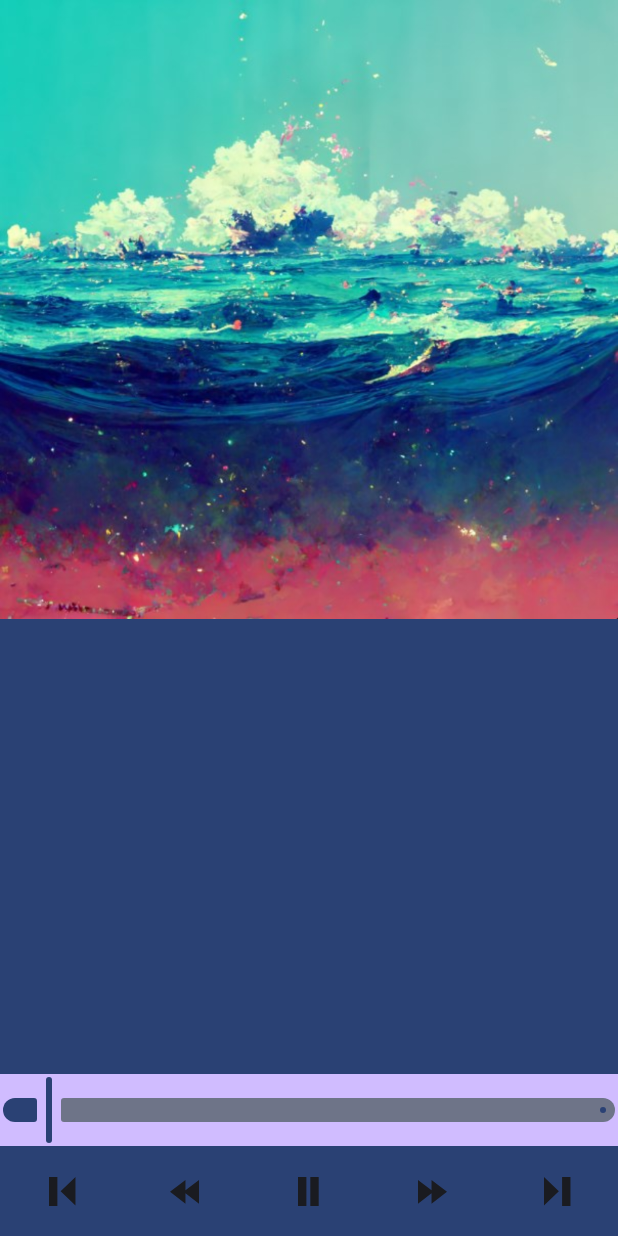
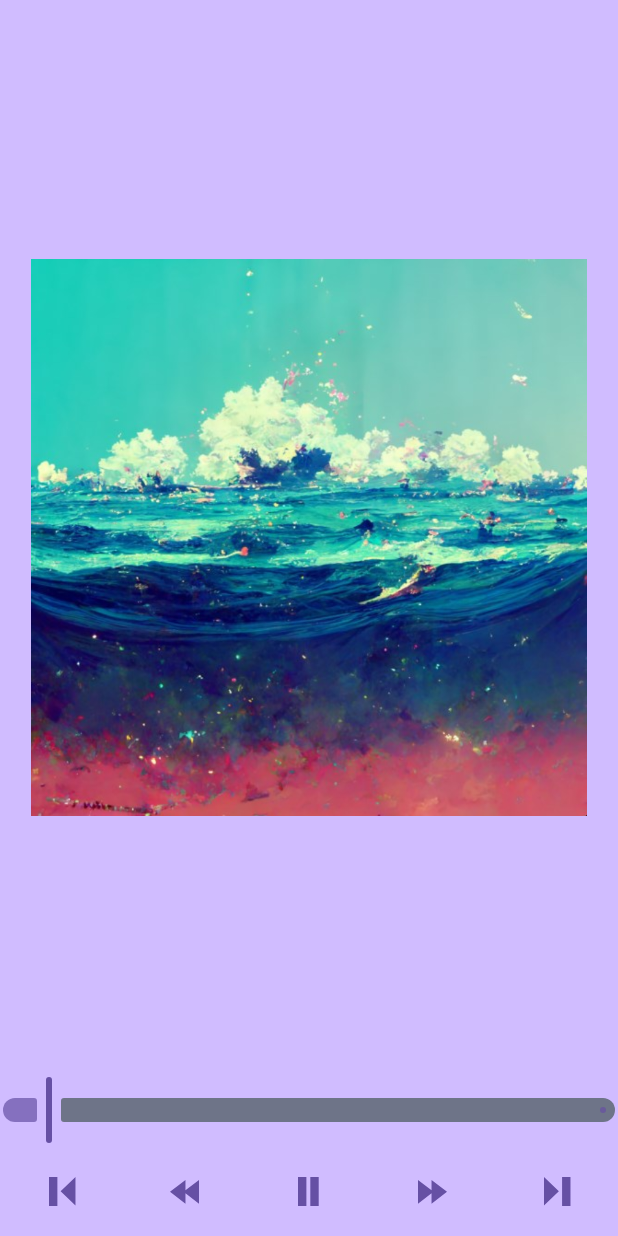
Before and after one commit to gomezdevlopment/Focus-Music-App, an Android app built with Jetpack Compose: the screen it shows after launch (MainActivity), after a tap on "play song", on a phone screen of 412 x 824 dp. Run offline under Robolectric (Android 15) with nearby library versions, the phone set to English and light mode, and no system bars; our stand-ins replace accompanist; libraries missing offline, so code that uses them is left out: androidx.palette.graphics; 1 statement that could not run was skipped; 2 other taps on this screen came first.

Commit message:
Migrate to androidx and add dynamic color scheme based on song art with palette api

```diff
--- a/app/build.gradle
+++ b/app/build.gradle
@@ -78,9 +78,8 @@ dependencies {
     implementation("androidx.compose.material3:material3:1.0.0-beta02")
     implementation("androidx.compose.material3:material3-window-size-class:1.0.0-beta02")
 
-    //noinspection GradleCompatible
-    implementation("com.android.support:palette-v7:28.0.0")
-
+    implementation('androidx.palette:palette:1.0.0')
+    implementation "com.google.accompanist:accompanist-systemuicontroller:0.17.0"
 //    implementation("androidx.compose.material:material:1.3.0-alpha02")
 
 }
--- a/app/src/main/java/com/gomezdevlopment/focus_lofimusic/ui/music_player/MusicPlayer.kt
+++ b/app/src/main/java/com/gomezdevlopment/focus_lofimusic/ui/music_player/MusicPlayer.kt
@@ -4,8 +4,7 @@ import androidx.compose.foundation.Image
 import androidx.compose.foundation.background
 import androidx.compose.foundation.clickable
 import androidx.compose.foundation.layout.*
-import androidx.compose.material3.Icon
-import androidx.compose.material3.MaterialTheme
+import androidx.compose.material3.*
 import androidx.compose.runtime.Composable
 import androidx.compose.ui.Alignment
 import androidx.compose.ui.Modifier
@@ -16,31 +15,43 @@ import androidx.compose.ui.res.vectorResource
 import androidx.compose.ui.unit.dp
 import com.gomezdevlopment.focus_lofimusic.viewModels.MusicPlayerViewModel
 import com.gomezdevlopment.focus_lofimusic.ui.theme.*
-import androidx.compose.material3.Slider
 import androidx.compose.runtime.getValue
 import androidx.compose.runtime.setValue
+import androidx.compose.ui.graphics.Color
+import com.google.accompanist.systemuicontroller.rememberSystemUiController
 
 
 @Composable
 fun MusicPlayerScreen(vm: MusicPlayerViewModel) {
+    val bgColor by vm.bgColor
+    val systemUiController = rememberSystemUiController()
+    systemUiController.setSystemBarsColor(bgColor)
+
     Column(
         modifier = Modifier
             .fillMaxSize()
-            .background(vm.bgColor.value),
+            .background(bgColor),
         horizontalAlignment = Alignment.CenterHorizontally
     ) {
         BoxWithConstraints(
             Modifier
                 .weight(1f)
                 .fillMaxWidth()
-                .background(MaterialTheme.colorScheme.primary)
+                .background(bgColor),
         ) {
-            Image(
-                painter = painterResource(id = vm.currentSongArt.value),
-                contentDescription = "embrace song art",
-                Modifier.fillMaxWidth(),
-                contentScale = ContentScale.FillWidth
-            )
+            Column(
+                Modifier.fillMaxSize(),
+                horizontalAlignment = Alignment.CenterHorizontally,
+                verticalArrangement = Arrangement.Center
+            ) {
+                Image(
+                    painter = painterResource(id = vm.currentSongArt.value),
+                    contentDescription = "embrace song art",
+                    Modifier.fillMaxWidth(.9f),
+                    contentScale = ContentScale.FillWidth,
+                )
+            }
+
         }
         MusicControls(songIsPlaying = vm.songIsPlaying.value, vm)
     }
@@ -56,34 +67,63 @@ fun MusicControls(songIsPlaying: Boolean, vm: MusicPlayerViewModel) {
                 sliderPosition = it.toInt()
                 vm.seek()
             },
-            valueRange = 0f..vm.currentSongLength.value
+            valueRange = 0f..vm.currentSongLength.value,
+            colors = SliderDefaults.colors(
+                thumbColor = vm.accentColor.value,
+                activeTrackColor = (vm.accentColor.value.copy(.7f))
+            )
         )
         Row(
             modifier = Modifier
                 .fillMaxWidth()
                 .height(60.dp)
-                .background(MaterialTheme.colorScheme.primary),
+                .background(vm.bgColor.value),
             verticalAlignment = Alignment.CenterVertically,
             horizontalArrangement = Arrangement.Center,
         ) {
-            MusicControlButton(previous, "previous song", Modifier.weight(1f)) {
+            MusicControlButton(
+                previous,
+                "previous song",
+                Modifier.weight(1f),
+                vm.accentColor.value
+            ) {
                 vm.previousSong()
             }
-            MusicControlButton(skipBackwards, "skip 10 seconds backwards", Modifier.weight(1f)) {
+            MusicControlButton(
+                skipBackwards,
+                "skip 10 seconds backwards",
+                Modifier.weight(1f),
+                vm.accentColor.value
+            ) {
                 vm.skipBackwards()
             }
             when (songIsPlaying) {
-                true -> MusicControlButton(pause, "pause song", Modifier.weight(1f)) {
+                true -> MusicControlButton(
+                    pause,
+                    "pause song",
+                    Modifier.weight(1f),
+                    vm.accentColor.value
+                ) {
                     vm.pauseOrPlaySong()
                 }
-                else -> MusicControlButton(play, "play song", Modifier.weight(1f)) {
+                else -> MusicControlButton(
+                    play,
+                    "play song",
+                    Modifier.weight(1f),
+                    vm.accentColor.value
+                ) {
                     vm.pauseOrPlaySong()
                 }
             }
-            MusicControlButton(skipForward, "skip 10 seconds forward", Modifier.weight(1f)) {
+            MusicControlButton(
+                skipForward,
+                "skip 10 seconds forward",
+                Modifier.weight(1f),
+                vm.accentColor.value
+            ) {
                 vm.skipForward()
             }
-            MusicControlButton(next, "next song", Modifier.weight(1f)) {
+            MusicControlButton(next, "next song", Modifier.weight(1f), vm.accentColor.value) {
                 vm.nextSong()
             }
         }
@@ -92,7 +132,13 @@ fun MusicControls(songIsPlaying: Boolean, vm: MusicPlayerViewModel) {
 }
 
 @Composable
-fun MusicControlButton(icon: Int, description: String, modifier: Modifier, onClick: () -> Unit) {
+fun MusicControlButton(
+    icon: Int,
+    description: String,
+    modifier: Modifier,
+    color: Color,
+    onClick: () -> Unit
+) {
     Column(
         modifier = modifier.clickable { onClick() },
         horizontalAlignment = Alignment.CenterHorizontally,
@@ -103,7 +149,8 @@ fun MusicControlButton(icon: Int, description: String, modifier: Modifier, onCli
             modifier = Modifier
                 .height(30.dp)
                 .aspectRatio(1f)
-                .padding(5.dp)
+                .padding(5.dp),
+            tint = color
         )
     }
 }
--- a/app/src/main/java/com/gomezdevlopment/focus_lofimusic/viewModels/MusicPlayerViewModel.kt
+++ b/app/src/main/java/com/gomezdevlopment/focus_lofimusic/viewModels/MusicPlayerViewModel.kt
@@ -1,13 +1,12 @@
 package com.gomezdevlopment.focus_lofimusic.viewModels
 
-import android.R.attr.bitmap
 import android.content.Context
 import android.graphics.Bitmap
 import android.graphics.drawable.BitmapDrawable
 import android.graphics.drawable.Drawable
 import android.media.MediaPlayer
 import android.os.CountDownTimer
-import android.support.v7.graphics.Palette
+import androidx.palette.graphics.Palette
 import androidx.compose.runtime.MutableState
 import androidx.compose.runtime.getValue
 import androidx.compose.runtime.mutableStateOf
@@ -16,8 +15,8 @@ import androidx.compose.ui.graphics.Color
 import androidx.core.content.ContextCompat
 import androidx.lifecycle.ViewModel
 import com.gomezdevlopment.focus_lofimusic.ui.song_elements.*
+import com.gomezdevlopment.focus_lofimusic.ui.theme.Purple40
 import com.gomezdevlopment.focus_lofimusic.ui.theme.Purple80
-
 
 class MusicPlayerViewModel(private val context: Context): ViewModel() {
     val sliderValue: MutableState<Int> = mutableStateOf(0)
@@ -34,25 +33,41 @@ class MusicPlayerViewModel(private val context: Context): ViewModel() {
     )
 
     private var playlist = songMap.toList()
-    var currentSongArt = mutableStateOf(playlist[currentPlaylistIndex].second)
+    var currentSongArt = mutableStateOf(playlist[0].second)
     var currentSongLength = mutableStateOf(60f)
     var bgColor: MutableState<Color> = mutableStateOf(Purple80)
+    var accentColor: MutableState<Color> = mutableStateOf(Purple40)
     private var timer: CountDownTimer? = null
 
     init {
-        createMediaPlayer(playlist[0].first)
+        mediaPlayer = MediaPlayer.create(context, playlist[0].first)
+        currentSongLength.value = mediaPlayer.duration.toFloat()
         createPaletteAsync()
+        mediaPlayer.setOnCompletionListener {
+            resetMediaPlayer()
+            if(currentPlaylistIndex < playlist.lastIndex)
+                currentPlaylistIndex += 1
+            else
+                currentPlaylistIndex = 0
+            currentSongArt.value = playlist[currentPlaylistIndex].second
+            createMediaPlayer(playlist[currentPlaylistIndex].first)
+        }
+        createTimer()
     }
 
-    fun createPaletteAsync() {
+    private fun createPaletteAsync() {
         val drawable: Drawable? = ContextCompat.getDrawable(context, currentSongArt.value)
         val bitmapDrawable: BitmapDrawable = drawable as BitmapDrawable
         val bitmap : Bitmap = bitmapDrawable.bitmap
         Palette.from(bitmap).generate { palette ->
-            val swatch = palette?.vibrantSwatch
-            val rgb = swatch?.rgb
-            if(rgb!=null)
-                bgColor.value = Color(rgb)
+            val bgSwatch = palette?.mutedSwatch
+            val bgRgb = bgSwatch?.rgb
+            if(bgRgb!=null)
+                bgColor.value = Color(bgRgb)
+            val accentSwatch = palette?.darkVibrantSwatch
+            val accentRgb = accentSwatch?.rgb
+            if(accentRgb!=null)
+                accentColor.value = Color(accentRgb)
         }
     }
 
--- a/gradle.properties
+++ b/gradle.properties
@@ -21,3 +21,4 @@ kotlin.code.style=official
 # resources declared in the library itself and none from the library's dependencies,
 # thereby reducing the size of the R class for that library
 android.nonTransitiveRClass=true
+android.enableJetifier=true
```
